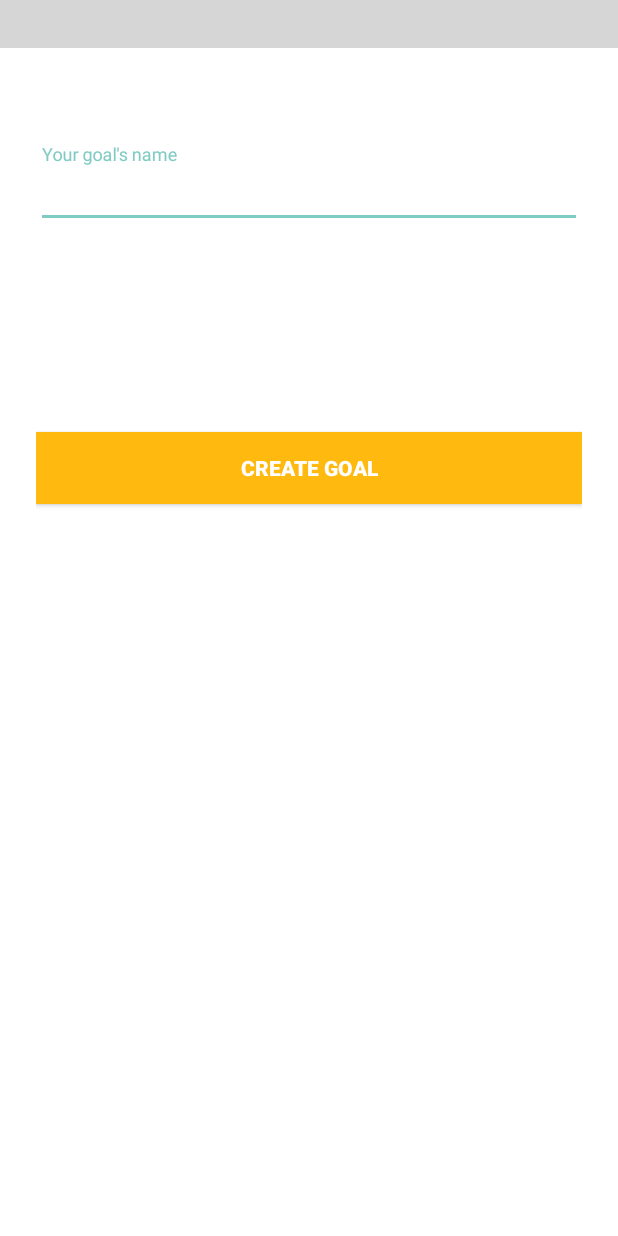
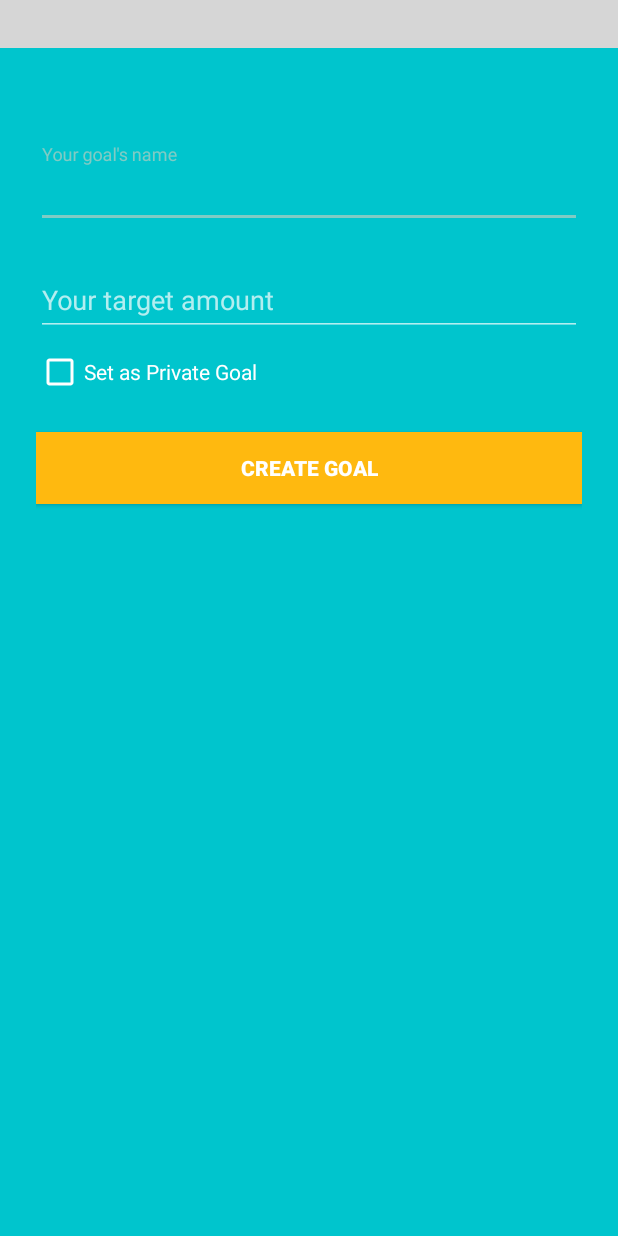
Before and after one commit to urnotsimoneqi/BankingSoftware, an Android app: the GoalFragment screen opened directly, with no data from a screen before it, after a tap on an icon or button, on a phone screen of 412 x 824 dp. Run offline under Robolectric (Android 15) with nearby library versions, the phone set to English and light mode, and no system bars; our stand-ins replace ButterKnife; libraries missing offline, so code that uses them is left out: com.akexorcist.roundcornerprogressbar, com.alibaba.fastjson, com.wuhenzhizao.titlebar; plain views replace CommonTitleBar; 6 statements that could not run were skipped; grey boxes are pictures that could not be loaded.

Commit message:
update the UI of creating goal

```diff
--- a/app/src/main/java/com/example/demov1/Entity/GroupEntity.java
+++ b/app/src/main/java/com/example/demov1/Entity/GroupEntity.java
@@ -27,11 +27,14 @@ public class GroupEntity {
         this.currentAmount = currentAmount;
     }
 
-    public GroupEntity(Integer groupId, String groupName, Integer targetAmount, Integer currentAmount, List<UserEntity> users) {
+    public GroupEntity(Integer groupId, String groupName, Integer targetAmount, Integer currentAmount,
+                       Integer groupStatus, Integer groupIfPublic,List<UserEntity> users) {
         this.groupId = groupId;
         this.groupName = groupName;
         this.targetAmount = targetAmount;
         this.currentAmount = currentAmount;
+        this.groupStatus = groupStatus;
+        this.groupIfPublic = groupIfPublic;
         this.users = users;
     }
 
--- a/app/src/main/java/com/example/demov1/GoalFragment.java
+++ b/app/src/main/java/com/example/demov1/GoalFragment.java
@@ -27,132 +27,16 @@ import com.example.demov1.dao.GroupDao;
 import com.example.demov1.dao.UserDao;
 
 
+import java.nio.file.attribute.GroupPrincipal;
 import java.util.ArrayList;
 import java.util.List;
 
 public class GoalFragment extends Fragment {
 
-//    public static GoalFragment newInstance(String title){
-//        GoalFragment fragment = new GoalFragment();
-//        Bundle args = new Bundle();
-//        args.putString("key_fragment_title", title);
-//        fragment.setArguments(args);
-//        return fragment;
-//    }
-//
-//    private String title;
-//    private TextView tv;
-//    private View view; // Define view to set up the layout of fragment
-//    public RecyclerView mGoalRecyclerView; // Define RecyclerView
-//    private ArrayList<GroupEntity> groupEntityList = new ArrayList<GroupEntity>();
-//    private GoalRecycleAdapter mGoalRecyclerAdapter;
-//    private GroupDao groupDao;
-//    private UserDao userDao;
-//    public static final String MyPREFERENCES = "user_details";
-//    SharedPreferences sharedPreferences;
-//    private int userId;
-//    private String username;
-//
-//    @Override
-//    public void onCreate(Bundle savedInstanceState) {
-//        super.onCreate(savedInstanceState);
-//        title = getArguments().getString("key_fragment_title");
-////        Trace.d(title + ":onCreate");
-//        System.out.println(title + ":onCreate");
-//    }
-//
-//    @Override
-//    public void onResume() {
-//        super.onResume();
-////        Trace.d(title + ":onResume");
-//        System.out.println(title + "GoalFragment:onResume");
-//    }
-//
-//    @Override
-//    public View onCreateView(LayoutInflater inflater, ViewGroup container, Bundle savedInstanceState) {
-//        view = inflater.inflate(R.layout.goal_tab, container, false);
-////        Trace.d(title + ":onCreateView");
-//        System.out.println(title + "onCreateView");
-//        groupDao = new GroupDao(getActivity());
-//        System.out.println("Current login user Id" + userId);
-//////        groupEntityList = initData(userId); // Load data
-//        initRecyclerView();
-//        return view;
-//    }
-//
-//    @Override
-//    public void fetchData() {
-////        tv.setText(title);
-//        System.out.println("fetch data");
-//        sharedPreferences = this.getActivity().getSharedPreferences(MyPREFERENCES, Activity.MODE_PRIVATE);
-//        username = sharedPreferences.getString("email", "");
-//        System.out.println("Username:"+username);
-////        userId = userDao.findUserId(username);
-//
-//        groupEntityList = initData(userId); // Load data
-//    }
-//
-//    private ArrayList<GroupEntity> initData(int userId) {
-//        ArrayList<GroupEntity> groupEntityList = groupDao.listMyGroups(userId);
-//        System.out.println("Intializing my groups ......");
-//        System.out.println(groupEntityList.size());
-//        return groupEntityList;
-//    }
-//
-//    private void initRecyclerView() {
-//        System.out.println("初始化RecyclerView");
-//        // Get RecyclerView
-//        mGoalRecyclerView = (RecyclerView) view.findViewById(R.id.goal_recyclerView);
-//        if (mGoalRecyclerView != null) {
-//            System.out.println("Goal RecycleView not null!");
-//        }
-//        FloatingActionButton fab = (FloatingActionButton) view.findViewById(R.id.fab_new_group);
-////        fab.(mGoalRecyclerView); // Attach the FAB to RecyclerView
-//        // Create Adapter
-//        mGoalRecyclerAdapter = new GoalRecycleAdapter(getActivity(), groupEntityList);
-//        // Set adapter for RecyclerView
-//        mGoalRecyclerView.setAdapter(mGoalRecyclerAdapter);
-//        //设置layoutManager,可以设置显示效果，是线性布局、grid布局，还是瀑布流布局
-//        //参数是：上下文、列表方向（横向还是纵向）、是否倒叙
-//        mGoalRecyclerView.setLayoutManager(new LinearLayoutManager(getActivity(), LinearLayoutManager.VERTICAL, false));
-//        //设置item的分割线
-////        mGoalRecyclerView.addItemDecoration(new DividerItemDecoration(getActivity(), DividerItemDecoration.VERTICAL));
-//        //RecyclerView中没有item的监听事件，需要自己在适配器中写一个监听事件的接口。参数根据自定义
-//        mGoalRecyclerAdapter.setOnItemClickListener(new GoalRecycleAdapter.OnItemClickListener() {
-//            private static final String TAG = "Test";
-//
-//            @Override
-//            public void OnItemClick(View view, GroupEntity data) {
-//                //此处进行监听事件的业务处理
-////                Toast.makeText(getActivity(), "It's an item", Toast.LENGTH_SHORT).show();
-////                Toast.makeText(getActivity(), data.getGroupName(), Toast.LENGTH_SHORT).show();
-//                Intent intent = new Intent(getActivity(), GoalDetailActivity.class);
-//                String jsonString = JSON.toJSONString(data);
-//                Log.e(TAG, "simpleEncode: " + jsonString);
-//                intent.putExtra("Group", jsonString);
-//                startActivity(intent);
-//            }
-//        });
-//
-//        // Set on listener for floating action bar
-//        fab.setOnClickListener(new View.OnClickListener() {
-//            @Override
-//            public void onClick(View view) {
-//                Intent intent = new Intent(getActivity(), CreateGoalActivity.class);
-//                startActivity(intent);
-//            }
-//
-//        });
-//    }
-
-
-
-
     private View view; // Define view to set up the layout of fragment
     public RecyclerView mGoalRecyclerView; // Define RecyclerView
-    //定义以groupentity实体类为对象的数据集合
+    private  FloatingActionButton fab;
     private ArrayList<GroupEntity> groupEntityList = new ArrayList<GroupEntity>();
-    //自定义recyclerveiw的适配器
     private GoalRecycleAdapter mGoalRecyclerAdapter;
     private GroupDao groupDao;
     private UserDao userDao;
@@ -166,10 +50,8 @@ public class GoalFragment extends Fragment {
     @Nullable
     @Override
     public View onCreateView(LayoutInflater inflater, @Nullable ViewGroup container, @Nullable Bundle savedInstanceState) {
-        // Get the layout of fragment
-        view = inflater.inflate(R.layout.goal_tab, container, false);
-        // 标记
-        isCreated = true;
+        view = inflater.inflate(R.layout.goal_tab, container, false); // Get the layout of fragment
+        isCreated = true; // Flag
         groupDao = new GroupDao(getActivity());
         System.out.println("Current login user Id" + userId);
         groupEntityList = initData(userId); // Load data
@@ -182,8 +64,19 @@ public class GoalFragment extends Fragment {
      */
     private ArrayList<GroupEntity> initData(int userId) {
         ArrayList<GroupEntity> groupEntityList = groupDao.listMyGroups(userId);
-        System.out.println("Intializing my groups ......");
+        System.out.println("Initializing my groups ......");
         System.out.println(groupEntityList.size());
+        fab = (FloatingActionButton) view.findViewById(R.id.fab_new_group);
+        // hide the creating goal button if the user already has a goal in progress
+        for(int i=0;i<groupEntityList.size();i++){
+            GroupEntity group = groupEntityList.get(i);
+            System.out.println("Group Id"+group.getGroupId());
+            System.out.println("Group Name"+group.getGroupName());
+            System.out.println("Group Status"+group.getGroupStatus());
+            if (group.getGroupStatus() == 1) {
+                fab.setVisibility(View.INVISIBLE);
+            }
+        }
         return groupEntityList;
     }
 
@@ -192,13 +85,13 @@ public class GoalFragment extends Fragment {
      */
 
     private void initRecyclerView() {
-        System.out.println("初始化RecyclerView");
+        System.out.println("Initialize RecyclerView");
         // Get RecyclerView
         mGoalRecyclerView = (RecyclerView) view.findViewById(R.id.goal_recyclerView);
         if (mGoalRecyclerView != null) {
             System.out.println("Goal RecycleView not null!");
         }
-        FloatingActionButton fab = (FloatingActionButton) view.findViewById(R.id.fab_new_group);
+
 //        fab.(mGoalRecyclerView); // Attach the FAB to RecyclerView
         // Create Adapter
         mGoalRecyclerAdapter = new GoalRecycleAdapter(getActivity(), groupEntityList);
@@ -235,6 +128,8 @@ public class GoalFragment extends Fragment {
             }
 
         });
+
+
     }
 
     @Override
@@ -256,10 +151,10 @@ public class GoalFragment extends Fragment {
             return;
         }
         if (isVisibleToUser) {
-            //当此fragment正当前显示是，执行该操作，
-            //网络请求或者刷新数据
+            // Execute when this fragment shows
+            // Network request or refresh data
             Log.e("TAG", "onStart: ++++++++++++++++++");
-            //ListView适配器刷新，更新答题状态显示
+            //mGoalRecyclerAdapter refresh，update group list
             if (groupEntityList != null) {
                 groupEntityList.clear();
                 System.out.println("Refresh here");
@@ -272,7 +167,7 @@ public class GoalFragment extends Fragment {
             }
             mGoalRecyclerAdapter.notifyDataSetChanged();
         } else {
-            // 相当于Fragment的onPause
+            // similar as onPause of Fragment
             // System.out.println("ChatFragment ---setUserVisibleHint---isVisibleToUser - FALSE");
         }
     }
--- a/app/src/main/java/com/example/demov1/dao/GoalDao.java
+++ b/app/src/main/java/com/example/demov1/dao/GoalDao.java
@@ -24,8 +24,8 @@ public class GoalDao {
         // Judge if the database is available
         if (db.isOpen()) {
             // execute insert operation
-//            db.execSQL("insert into goal (user_id, goal_name, goal_target, goal_current, goal_status, " +
-//                    "goal_if_public) values(?,?,?,?,?,?)", new Object[]{userId, goalName, goalTarget, 0, 1, goalIfPublic});
+            db.execSQL("insert into goal (user_id, goal_name, goal_target, goal_current, goal_status, " +
+                    "goal_if_public) values(?,?,?,?,?,?)", new Object[]{userId, goalName, goalTarget, 0, 1, goalIfPublic});
             System.out.println("Create a new goal");
             db.close();
             return true;
--- a/app/src/main/res/layout/activity_create_goal.xml
+++ b/app/src/main/res/layout/activity_create_goal.xml
@@ -1,10 +1,11 @@
 <?xml version="1.0" encoding="utf-8"?>
 <RelativeLayout xmlns:android="http://schemas.android.com/apk/res/android"
-                xmlns:float="http://schemas.android.com/apk/res-auto"
+                xmlns:app="http://schemas.android.com/apk/res-auto"
                 android:orientation="vertical"
                 android:layout_width="match_parent"
                 android:layout_height="match_parent"
-                android:background="@color/white">
+                android:background="@color/Turquoise3"
+>
 
     <RelativeLayout android:layout_width="match_parent"
                     android:layout_height="wrap_content">
@@ -22,6 +23,7 @@
                 titlebar:centerText="@string/new_goal"
                 titlebar:centerTextSize="18sp"
                 titlebar:centerTextColor="@color/white"
+                titlebar:bottomLineColor="@color/white"
         >
         </com.wuhenzhizao.titlebar.widget.CommonTitleBar>
 
@@ -36,16 +38,17 @@
 
             <!--  Goal Name Label -->
             <android.support.design.widget.TextInputLayout
+                    android:hint="@string/new_goal_name"
                     android:layout_width="match_parent"
                     android:layout_height="wrap_content"
                     android:layout_marginTop="8dp"
                     android:layout_marginBottom="8dp">
                 <EditText android:id="@+id/goal_name"
-                          android:textColor="@color/black"
-                          android:textColorHint="@color/iron"
+                          android:textColor="@color/white"
+                          android:textColorHint="@color/white"
                           android:layout_width="match_parent"
                           android:layout_height="wrap_content"
-                          android:hint="@string/new_goal_name"/>
+                          />
             </android.support.design.widget.TextInputLayout>
 
             <!--  Goal Target Label -->
@@ -55,11 +58,12 @@
                     android:layout_marginTop="8dp"
                     android:layout_marginBottom="8dp">
                 <EditText android:id="@+id/goal_target"
-                          android:textColor="@color/black"
+                          android:textColor="@color/white"
+                          android:textColorHint="@color/white"
+                          android:inputType="number"
                           android:layout_below="@+id/goal_name"
                           android:layout_width="match_parent"
                           android:layout_height="wrap_content"
-                          android:textColorHint="@color/iron"
                           android:hint="@string/new_goal_target"/>
             </android.support.design.widget.TextInputLayout>
 
@@ -69,6 +73,8 @@
                     android:layout_width="wrap_content"
                     android:layout_height="wrap_content"
                     android:text="@string/private_goal"
+                    android:textColor="@color/white"
+                    app:buttonTint="@color/white" />
                 />
 
             <android.support.v7.widget.AppCompatButton
--- a/app/src/main/res/values-v21/styles.xml
+++ b/app/src/main/res/values-v21/styles.xml
@@ -7,12 +7,19 @@
 
         <item name="android:windowBackground">@color/primary</item>
 
-        <item name="colorControlNormal">@color/iron</item>
+        <item name="colorControlNormal">@color/white</item>
         <item name="colorControlActivated">@color/white</item>
         <item name="colorControlHighlight">@color/white</item>
-<!--        <item name="android:textColorHint">@color/white</item>-->
+        <item name="android:textColorHint">@color/white</item>
 
         <item name="colorButtonNormal">@color/primary_darker</item>
         <item name="android:colorButtonNormal">@color/primary_darker</item>
     </style>
+
+    <style name="App.TextInputLayout" parent="@android:style/TextAppearance">
+        <item name="android:textColor">@color/black</item>
+        <item name="colorControlNormal">@color/black</item>
+        <item name="colorControlActivated">@color/black</item>
+        <item name="colorControlHighlight">@color/black</item>
+    </style>
 </resources>
--- a/app/src/main/res/values/styles.xml
+++ b/app/src/main/res/values/styles.xml
@@ -12,14 +12,22 @@
 
         <item name="android:windowBackground">@color/primary</item>
 
-        <item name="colorControlNormal">@color/iron</item>
+        <item name="colorControlNormal">@color/white</item>
         <item name="colorControlActivated">@color/white</item>
         <item name="colorControlHighlight">@color/white</item>
-<!--        <item name="android:textColorHint">@color/white</item>-->
+        <item name="android:textColorHint">@color/white</item>
 
         <item name="colorButtonNormal">@color/primary_darker</item>
         <item name="android:colorButtonNormal">@color/primary_darker</item>
     </style>
+
+    <style name="App.TextInputLayout" parent="@android:style/TextAppearance">
+        <item name="android:textColor">@color/black</item>
+        <item name="colorControlNormal">@color/black</item>
+        <item name="colorControlActivated">@color/black</item>
+        <item name="colorControlHighlight">@color/black</item>
+    </style>
+
 
     <style name="AppTheme.Dark.Dialog" parent="Theme.AppCompat.Dialog">
         <item name="colorAccent">@color/white</item>
```
Also changed, not shown: app/src/main/java/com/example/demov1/CreateGoalActivity.java (+9 -11 lines), app/src/main/java/com/example/demov1/dao/GroupDao.java (+36 -9 lines), 1 other file.
